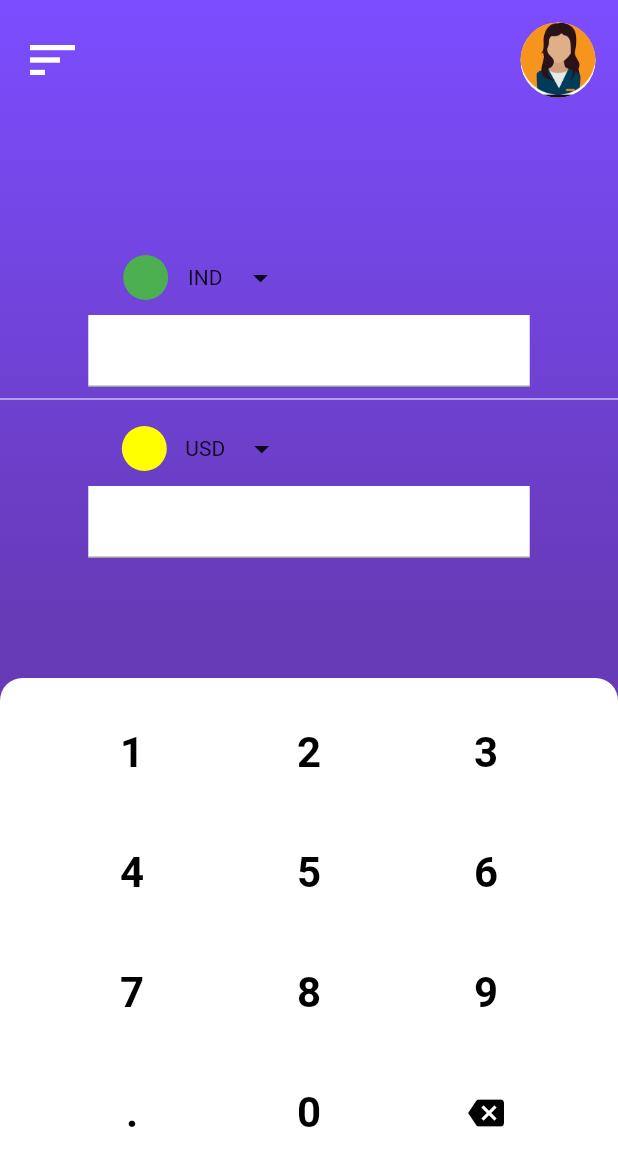
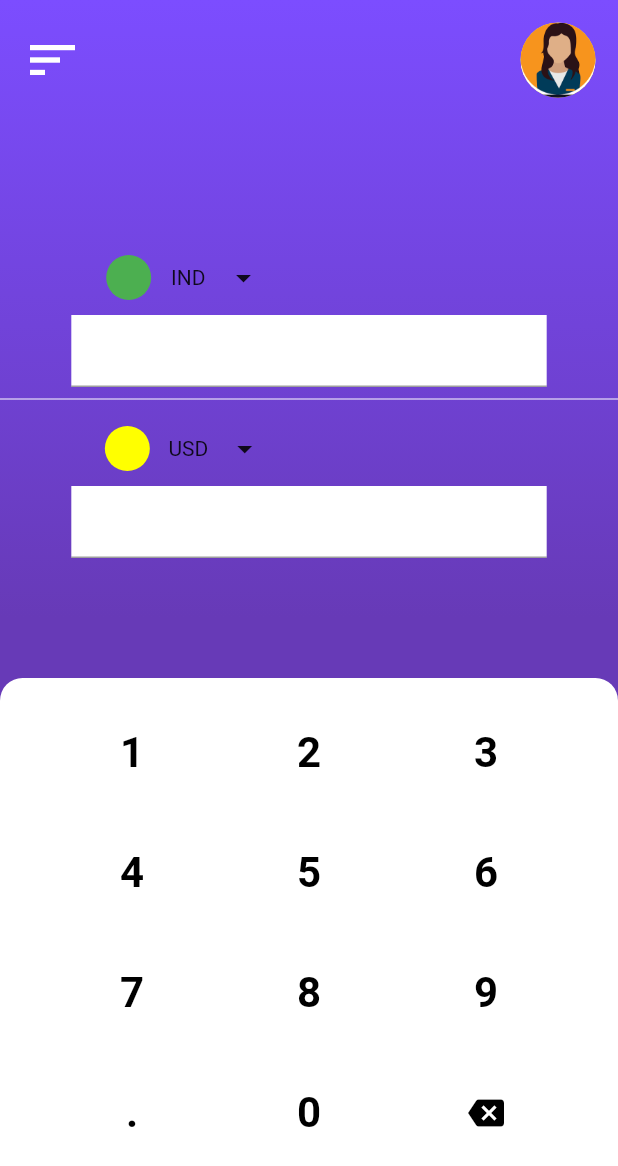
Before and after one commit to Shilpa224/Currency-Converter, a Flutter app: the screen it shows after launch, on a phone screen of 412 x 824 dp. Shown: the top 1166 px of the screen. Run offline on Flutter 3.47's test engine with Material 2 defaults, Android fonts, the phone set to English and light mode, and no system bars.

Commit message:
Update textField.dart

```diff
--- a/lib/utils/textField.dart
+++ b/lib/utils/textField.dart
@@ -9,7 +9,7 @@ class CurrencyTextField extends StatelessWidget {
   Widget build(BuildContext context) {
     var _size = MediaQuery.of(context).size;
     return Container(
-      width: _size.width / 1.4,
+      width: _size.width / 1.3,
       color: Colors.white,
       child: TextField(),
     );
```
